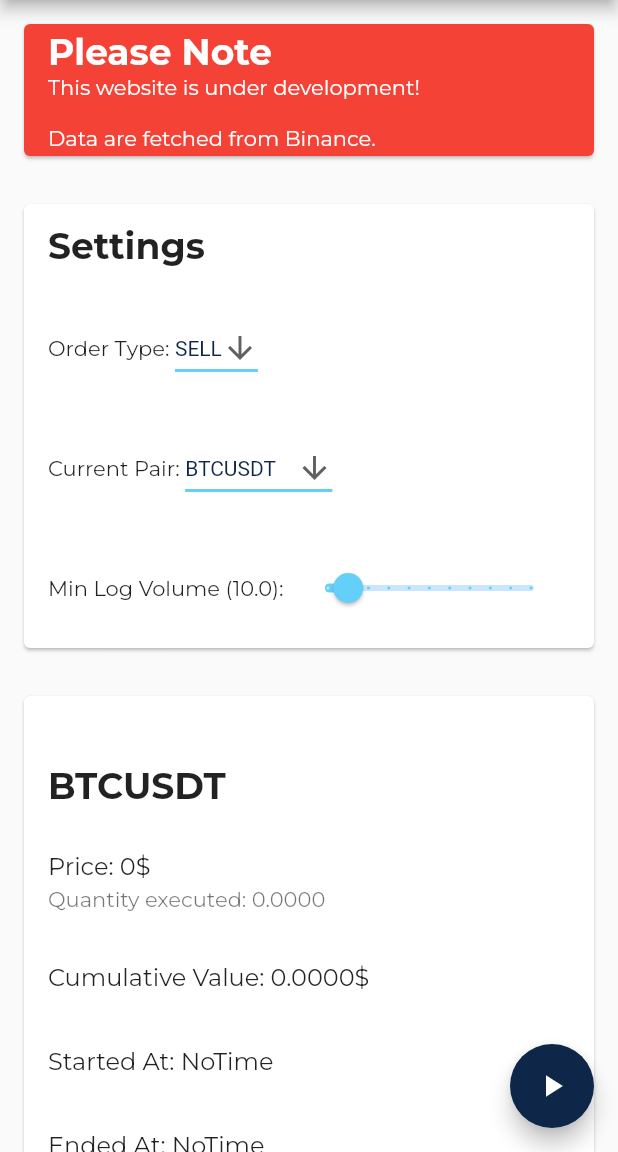
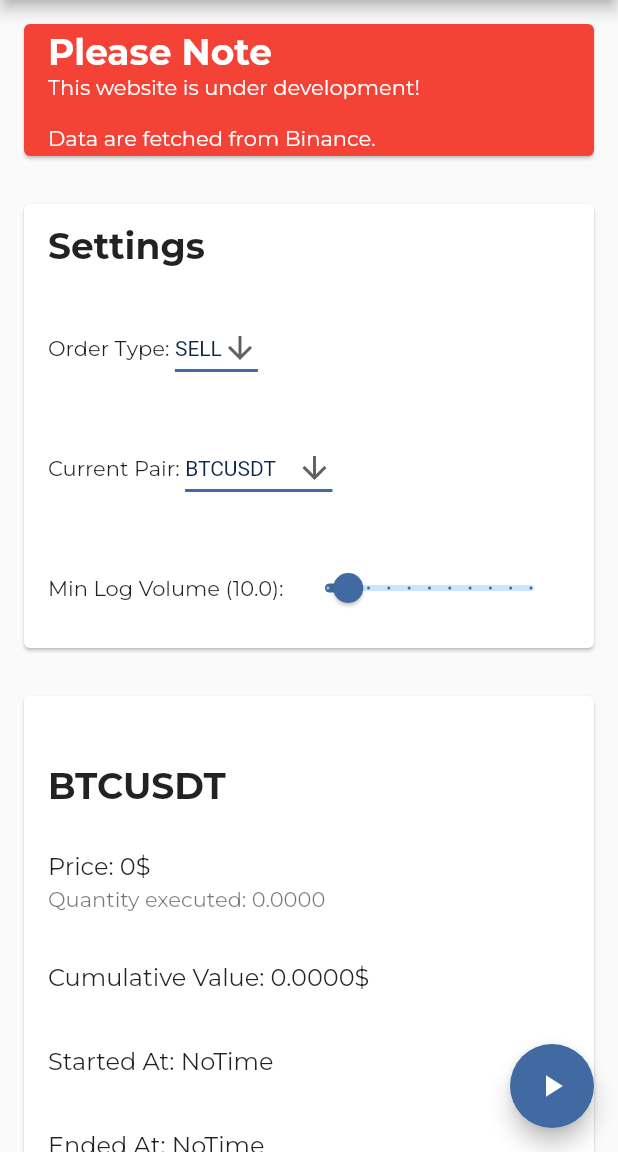
Before and after one commit to michelelacorte/whalert, a Flutter app: the screen it shows after launch, on a phone screen of 412 x 824 dp, the part 84-1236 px from its top. Run offline on Flutter 3.47's test engine with Material 2 defaults, Android fonts, the phone set to English and light mode, and no system bars; our stand-ins replace audioplayers, csv, google_fonts, yaml; missing offline and left inert: clipboard, universal_html.

Commit message:
Refactor colors

```diff
--- a/lib/main.dart
+++ b/lib/main.dart
@@ -30,8 +30,8 @@ class MyApp extends StatelessWidget {
         fontFamily: GoogleFonts.montserrat().fontFamily,
         textTheme: GoogleFonts.montserratTextTheme(Theme.of(context).textTheme),
         primaryColor: Color.fromARGB(255, 14, 38, 72),
-        primaryColorDark: Color.fromARGB(255, 14, 38, 72),
-        accentColor: Color.fromARGB(255, 100, 207, 249),
+        primaryColorDark: Color.fromARGB(255, 5, 22, 47),
+        accentColor: Color.fromARGB(255, 65, 106, 163),
       ),
       home: TradeHomePage(title: 'Whalert'),
     );
@@ -374,7 +374,7 @@ class _TradeHomePageState extends State<TradeHomePage> {
       ),
       floatingActionButton: FloatingActionButton(
         onPressed: _startStopSocket,
-        backgroundColor: Theme.of(context).primaryColor,
+        backgroundColor: Theme.of(context).accentColor,
         child: Icon(
           _started ? Icons.pause : Icons.play_arrow,
           color: Colors.white,
--- a/lib/routes/data_logs_route.dart
+++ b/lib/routes/data_logs_route.dart
@@ -93,7 +93,7 @@ class _DataLogsRouteState extends State<DataLogsRoute> {
     return Scaffold(
       floatingActionButton: FloatingActionButton(
         onPressed: _exportAsCsv,
-          backgroundColor: Theme.of(context).primaryColor,
+          backgroundColor: Theme.of(context).accentColor,
           child: Icon(Icons.download_outlined,
             color: Colors.white,
           ),
```
